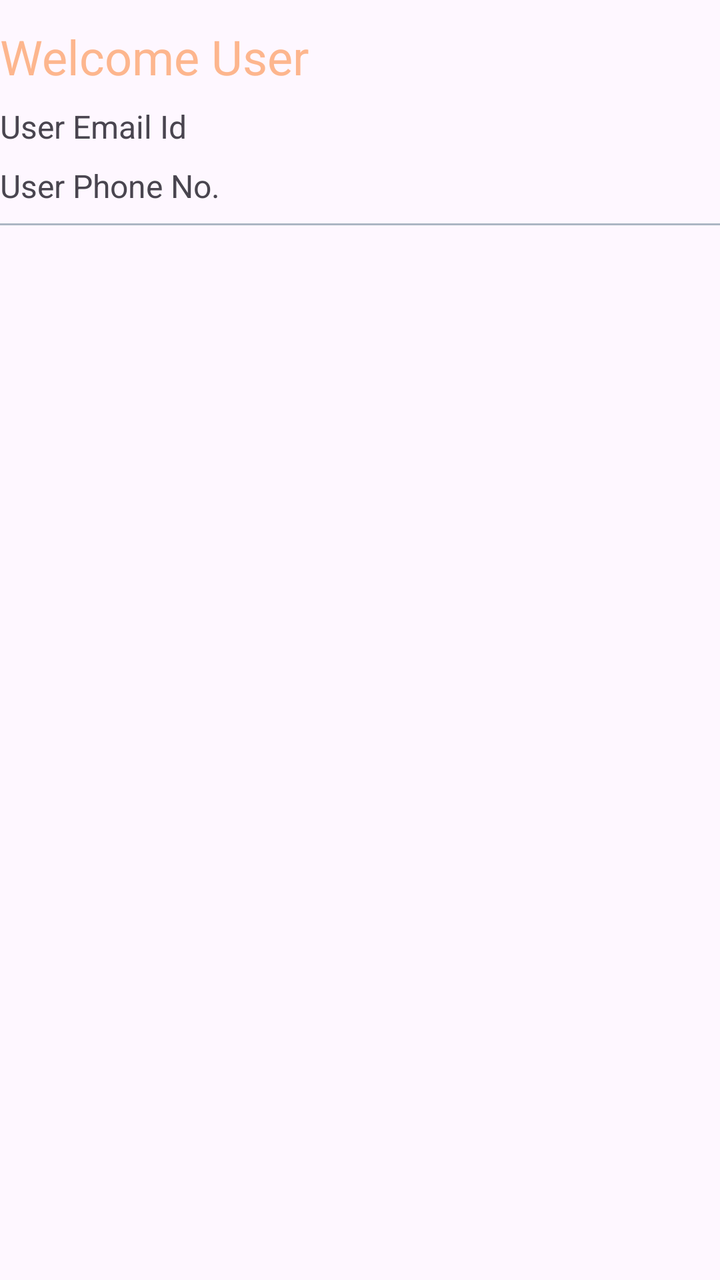
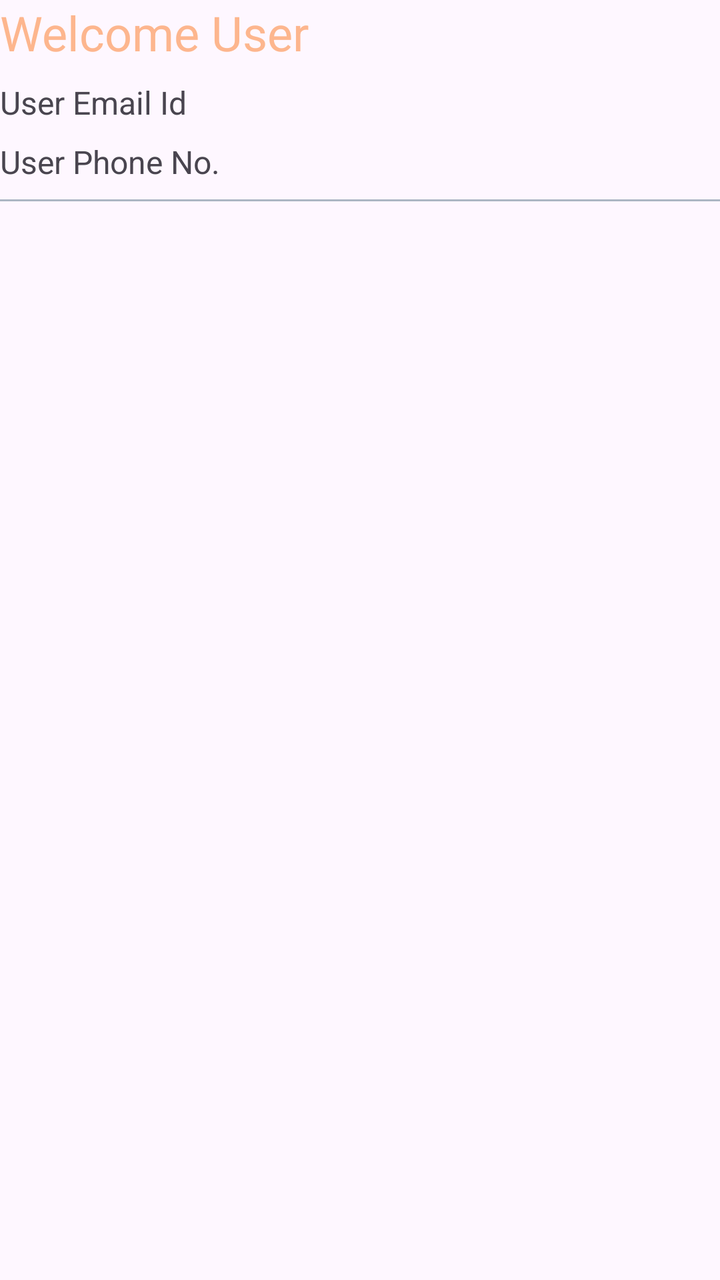

Before-and-after screenshots of an Android layout around one commit, followed by the original layout XML and the change that was made.
<!-- AndroidManifest.xml: application theme Theme.SuperCartApp -->
<!-- res/layout/side_nav_header.xml -->
<?xml version="1.0" encoding="utf-8"?>
<LinearLayout xmlns:android="http://schemas.android.com/apk/res/android"
    android:layout_width="match_parent"
    android:layout_height="wrap_content"
    android:orientation="vertical">

    <TextView
        android:layout_width="wrap_content"
        android:layout_height="wrap_content"
        android:textColor="@color/content_primary"
        android:textSize="@dimen/text_size_head"
        android:layout_marginTop="12dp"
        android:text="@string/text_welcome"/>

    <TextView
        android:layout_width="wrap_content"
        android:layout_height="wrap_content"
        android:textSize="@dimen/header4_size"
        android:layout_marginTop="@dimen/tv_tv_top_margin"
        android:text="@string/text_user_email"/>

    <TextView
        android:layout_width="wrap_content"
        android:layout_height="wrap_content"
        android:textSize="@dimen/header4_size"
        android:layout_marginTop="@dimen/tv_tv_top_margin"
        android:text="@string/text_user_phone"/>

    <View
        android:layout_width="wrap_content"
        android:layout_height="@dimen/view_divider_height"
        android:layout_marginTop="@dimen/tv_tv_top_margin"
        android:background="@color/content_secondary"/>

</LinearLayout>
<!-- resources referenced by this layout -->
<resources>
  <color name="content_primary">#FDB68E</color>
  <color name="content_secondary">#ACB6C3</color>
  <dimen name="header4_size">16sp</dimen>
  <dimen name="text_size_head">24sp</dimen>
  <dimen name="tv_tv_top_margin">8dp</dimen>
  <dimen name="view_divider_height">1dp</dimen>
  <string name="text_user_email">User Email Id</string>
  <string name="text_user_phone">User Phone No.</string>
  <string name="text_welcome">Welcome User</string>
  <style name="Theme.SuperCartApp" parent="Base.Theme.SuperCartApp" />
  <style name="Base.Theme.SuperCartApp" parent="Theme.Material3.DayNight.NoActionBar">
          
          
      </style>
</resources>

<!-- the commit's change to res/layout/side_nav_header.xml (unified diff, before → after) -->
@@ -2,6 +2,7 @@
 <LinearLayout xmlns:android="http://schemas.android.com/apk/res/android"
     android:layout_width="match_parent"
     android:layout_height="wrap_content"
+    android:layout_marginTop="40dp"
     android:orientation="vertical">
 
     <TextView
@@ -9,7 +10,6 @@
         android:layout_height="wrap_content"
         android:textColor="@color/content_primary"
         android:textSize="@dimen/text_size_head"
-        android:layout_marginTop="12dp"
         android:text="@string/text_welcome"/>
 
     <TextView
